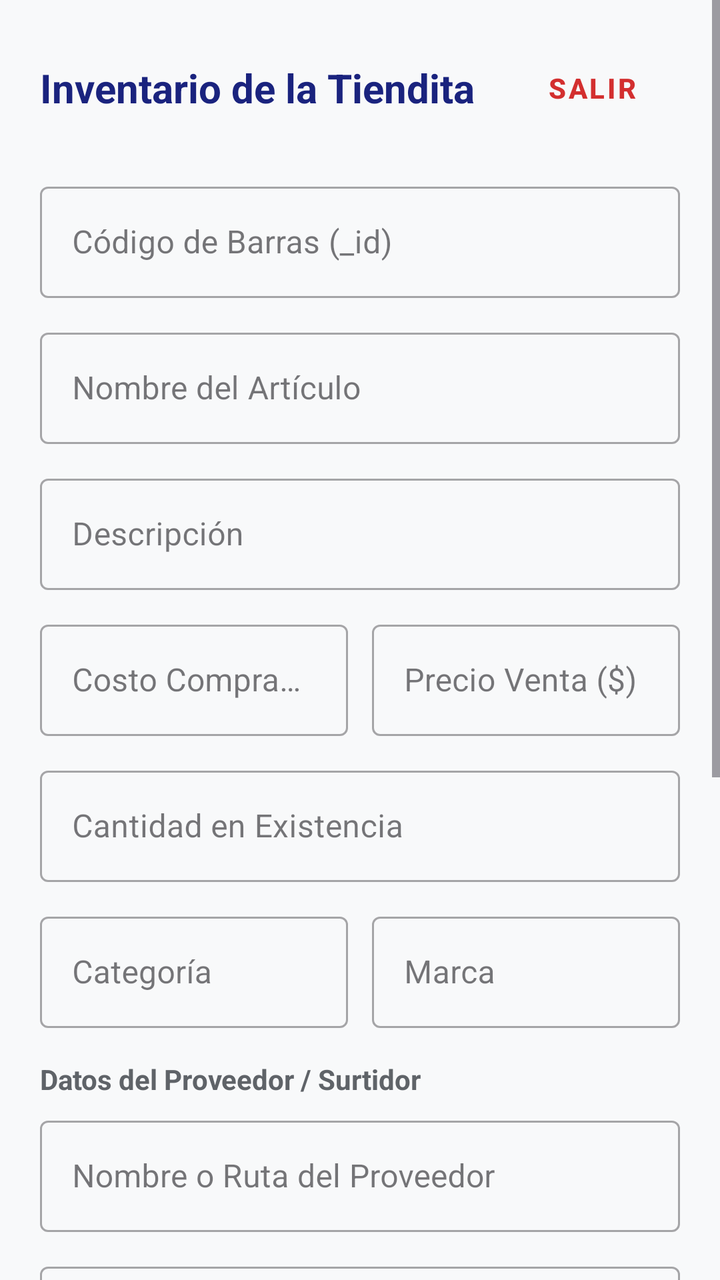
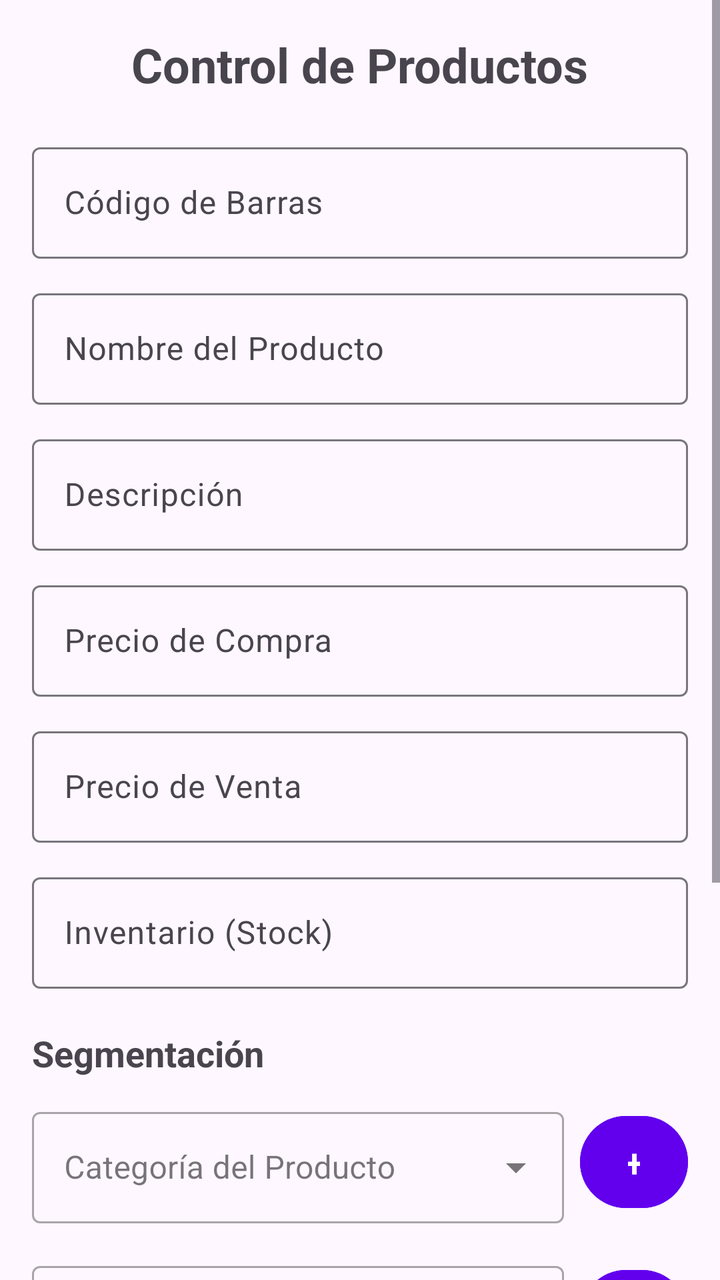

Before-and-after screenshots of an Android layout around one commit, followed by the original layout XML and the change that was made.
<!-- AndroidManifest.xml: application theme Theme.CrudProductos -->
<!-- res/layout/activity_productos.xml -->
<?xml version="1.0" encoding="utf-8"?>
<androidx.constraintlayout.widget.ConstraintLayout xmlns:android="http://schemas.android.com/apk/res/android"
    android:layout_width="match_parent"
    android:layout_height="match_parent">

    <ScrollView xmlns:android="http://schemas.android.com/apk/res/android"
        xmlns:app="http://schemas.android.com/apk/res-auto"
        android:layout_width="match_parent"
        android:layout_height="match_parent"
        android:background="#F8F9FA"
        android:fillViewport="true">

        <LinearLayout
            android:layout_width="match_parent"
            android:layout_height="wrap_content"
            android:orientation="vertical"
            android:padding="20dp">

            <RelativeLayout
                android:layout_width="match_parent"
                android:layout_height="wrap_content"
                android:layout_marginBottom="20dp">
                <TextView
                    android:layout_width="wrap_content"
                    android:layout_height="wrap_content"
                    android:layout_alignParentStart="true"
                    android:layout_centerInParent="true"
                    android:text="Inventario de la Tiendita"
                    android:textColor="#1A237E"
                    android:textSize="20sp"
                    android:textStyle="bold" />
                <com.google.android.material.button.MaterialButton
                    android:id="@+id/btnCerrarSesion"
                    style="@style/Widget.MaterialComponents.Button.TextButton"
                    android:layout_width="wrap_content"
                    android:layout_height="wrap_content"
                    android:layout_alignParentEnd="true"
                    android:text="Salir"
                    android:textColor="#D32F2F"
                    android:textStyle="bold" />
            </RelativeLayout>

            <com.google.android.material.textfield.TextInputLayout
                android:layout_width="match_parent"
                android:layout_height="wrap_content"
                android:layout_marginBottom="12dp"
                style="@style/Widget.MaterialComponents.TextInputLayout.OutlinedBox">
                <com.google.android.material.textfield.TextInputEditText
                    android:id="@+id/etCodigoBarras"
                    android:layout_width="match_parent"
                    android:layout_height="wrap_content"
                    android:hint="Código de Barras (_id)"
                    android:inputType="number" />
            </com.google.android.material.textfield.TextInputLayout>

            <com.google.android.material.textfield.TextInputLayout
                android:layout_width="match_parent"
                android:layout_height="wrap_content"
                android:layout_marginBottom="12dp"
                style="@style/Widget.MaterialComponents.TextInputLayout.OutlinedBox">
                <com.google.android.material.textfield.TextInputEditText
                    android:id="@+id/etNombreProducto"
                    android:layout_width="match_parent"
                    android:layout_height="wrap_content"
                    android:hint="Nombre del Artículo"
                    android:inputType="text" />
            </com.google.android.material.textfield.TextInputLayout>

            <com.google.android.material.textfield.TextInputLayout
                android:layout_width="match_parent"
                android:layout_height="wrap_content"
                android:layout_marginBottom="12dp"
                style="@style/Widget.MaterialComponents.TextInputLayout.OutlinedBox">
                <com.google.android.material.textfield.TextInputEditText
                    android:id="@+id/etDescripcion"
                    android:layout_width="match_parent"
                    android:layout_height="wrap_content"
                    android:hint="Descripción"
                    android:inputType="text" />
            </com.google.android.material.textfield.TextInputLayout>

            <LinearLayout
                android:layout_width="match_parent"
                android:layout_height="wrap_content"
                android:orientation="horizontal"
                android:layout_marginBottom="12dp">
                <com.google.android.material.textfield.TextInputLayout
                    android:layout_width="0dp"
                    android:layout_height="wrap_content"
                    android:layout_weight="1"
                    android:layout_marginEnd="6dp"
                    style="@style/Widget.MaterialComponents.TextInputLayout.OutlinedBox">
                    <com.google.android.material.textfield.TextInputEditText
                        android:id="@+id/etPrecioCompra"
                        android:layout_width="match_parent"
                        android:layout_height="wrap_content"
                        android:hint="Costo Compra ($)"
                        android:inputType="numberDecimal" />
                </com.google.android.material.textfield.TextInputLayout>
                <com.google.android.material.textfield.TextInputLayout
                    android:layout_width="0dp"
                    android:layout_height="wrap_content"
                    android:layout_weight="1"
                    android:layout_marginStart="6dp"
                    style="@style/Widget.MaterialComponents.TextInputLayout.OutlinedBox">
                    <com.google.android.material.textfield.TextInputEditText
                        android:id="@+id/etPrecioVenta"
                        android:layout_width="match_parent"
                        android:layout_height="wrap_content"
                        android:hint="Precio Venta ($)"
                        android:inputType="numberDecimal" />
                </com.google.android.material.textfield.TextInputLayout>
            </LinearLayout>

            <com.google.android.material.textfield.TextInputLayout
                android:layout_width="match_parent"
                android:layout_height="wrap_content"
                android:layout_marginBottom="12dp"
                style="@style/Widget.MaterialComponents.TextInputLayout.OutlinedBox">
                <com.google.android.material.textfield.TextInputEditText
                    android:id="@+id/etInventario"
                    android:layout_width="match_parent"
                    android:layout_height="wrap_content"
                    android:hint="Cantidad en Existencia"
                    android:inputType="number" />
            </com.google.android.material.textfield.TextInputLayout>

            <LinearLayout
                android:layout_width="match_parent"
                android:layout_height="wrap_content"
                android:orientation="horizontal"
                android:layout_marginBottom="16dp">
                <com.google.android.material.textfield.TextInputLayout
                    android:layout_width="0dp"
                    android:layout_height="wrap_content"
                    android:layout_weight="1"
                    android:layout_marginEnd="6dp"
                    style="@style/Widget.MaterialComponents.TextInputLayout.OutlinedBox">
                    <com.google.android.material.textfield.TextInputEditText
                        android:id="@+id/etCategoria"
                        android:layout_width="match_parent"
                        android:layout_height="wrap_content"
                        android:hint="Categoría"
                        android:inputType="text" />
                </com.google.android.material.textfield.TextInputLayout>
                <com.google.android.material.textfield.TextInputLayout
                    android:layout_width="0dp"
                    android:layout_height="wrap_content"
                    android:layout_weight="1"
                    android:layout_marginStart="6dp"
                    style="@style/Widget.MaterialComponents.TextInputLayout.OutlinedBox">
                    <com.google.android.material.textfield.TextInputEditText
                        android:id="@+id/etMarca"
                        android:layout_width="match_parent"
                        android:layout_height="wrap_content"
                        android:hint="Marca"
                        android:inputType="text" />
                </com.google.android.material.textfield.TextInputLayout>
            </LinearLayout>

            <TextView
                android:layout_width="wrap_content"
                android:layout_height="wrap_content"
                android:text="Datos del Proveedor / Surtidor"
                android:textStyle="bold"
                android:textColor="#5F6368"
                android:layout_marginBottom="6dp"/>

            <com.google.android.material.textfield.TextInputLayout
                android:layout_width="match_parent"
                android:layout_height="wrap_content"
                android:layout_marginBottom="12dp"
                style="@style/Widget.MaterialComponents.TextInputLayout.OutlinedBox">
                <com.google.android.material.textfield.TextInputEditText
                    android:id="@+id/etProveedorNombre"
                    android:layout_width="match_parent"
                    android:layout_height="wrap_content"
                    android:hint="Nombre o Ruta del Proveedor"
                    android:inputType="text" />
            </com.google.android.material.textfield.TextInputLayout>

            <com.google.android.material.textfield.TextInputLayout
                android:layout_width="match_parent"
                android:layout_height="wrap_content"
                android:layout_marginBottom="24dp"
                style="@style/Widget.MaterialComponents.TextInputLayout.OutlinedBox">
                <com.google.android.material.textfield.TextInputEditText
                    android:id="@+id/etProveedorDireccion"
                    android:layout_width="match_parent"
                    android:layout_height="wrap_content"
                    android:hint="Dirección o Planta Origen"
                    android:inputType="text" />
            </com.google.android.material.textfield.TextInputLayout>

            <com.google.android.material.button.MaterialButton
                android:id="@+id/btnConsulta"
                android:layout_width="match_parent"
                android:layout_height="50dp"
                android:layout_marginBottom="8dp"
                android:text="🔍 BUSCAR PRODUCTO"
                app:backgroundTint="#455A64"
                app:cornerRadius="6dp"/>

            <com.google.android.material.button.MaterialButton
                android:id="@+id/btnAlta"
                android:layout_width="match_parent"
                android:layout_height="50dp"
                android:layout_marginBottom="8dp"
                android:text="➕ REGISTRAR / DAR DE ALTA"
                app:backgroundTint="#2E7D32"
                app:cornerRadius="6dp"/>

            <com.google.android.material.button.MaterialButton
                android:id="@+id/btnModificar"
                android:layout_width="match_parent"
                android:layout_height="50dp"
                android:layout_marginBottom="8dp"
                android:text="✏️ MODIFICAR / ACTUALIZAR"
                app:backgroundTint="#0288D1"
                app:cornerRadius="6dp"/>

            <com.google.android.material.button.MaterialButton
                android:id="@+id/btnBaja"
                android:layout_width="match_parent"
                android:layout_height="50dp"
                android:layout_marginBottom="20dp"
                android:text="❌ ELIMINAR ARTÍCULO"
                app:backgroundTint="#C62828"
                app:cornerRadius="6dp"/>

            <View
                android:layout_width="match_parent"
                android:layout_height="1dp"
                android:background="#CFD8DC"
                android:layout_marginBottom="20dp"/>

            <com.google.android.material.button.MaterialButton
                android:id="@+id/btnVenta"
                android:layout_width="match_parent"
                android:layout_height="56dp"
                android:text="💰 REGISTRAR VENTA (-1 STOCK)"
                android:textSize="14sp"
                android:textStyle="bold"
                app:backgroundTint="#E65100"
                app:cornerRadius="8dp"/>
        </LinearLayout>
    </ScrollView>

</androidx.constraintlayout.widget.ConstraintLayout>
<!-- resources referenced by this layout -->
<resources>
  <style name="Theme.CrudProductos" parent="Base.Theme.CrudProductos" />
  <style name="Base.Theme.CrudProductos" parent="Theme.Material3.DayNight.NoActionBar">
          
          
      </style>
</resources>

<!-- the commit's change to res/layout/activity_productos.xml (unified diff, before → after) -->
@@ -1,249 +1,237 @@
 <?xml version="1.0" encoding="utf-8"?>
-<androidx.constraintlayout.widget.ConstraintLayout xmlns:android="http://schemas.android.com/apk/res/android"
+<ScrollView xmlns:android="http://schemas.android.com/apk/res/android"
+    xmlns:app="http://schemas.android.com/apk/res-auto"
     android:layout_width="match_parent"
-    android:layout_height="match_parent">
-
-    <ScrollView xmlns:android="http://schemas.android.com/apk/res/android"
-        xmlns:app="http://schemas.android.com/apk/res-auto"
+    android:layout_height="match_parent"
+    android:fillViewport="true">
+
+    <LinearLayout
         android:layout_width="match_parent"
-        android:layout_height="match_parent"
-        android:background="#F8F9FA"
-        android:fillViewport="true">
+        android:layout_height="wrap_content"
+        android:orientation="vertical"
+        android:padding="16dp">
+
+        <TextView
+            android:layout_width="wrap_content"
+            android:layout_height="wrap_content"
+            android:text="Control de Productos"
+            android:textSize="24sp"
+            android:textStyle="bold"
+            android:layout_gravity="center"
+            android:layout_marginBottom="20dp" />
+
+        
+        <com.google.android.material.textfield.TextInputLayout
+            android:layout_width="match_parent"
+            android:layout_height="wrap_content"
+            android:layout_marginBottom="12dp"
+            android:hint="Código de Barras">
+            <com.google.android.material.textfield.TextInputEditText
+                android:id="@+id/etCodigoBarras"
+                android:layout_width="match_parent"
+                android:layout_height="wrap_content"
+                android:inputType="text" />
+        </com.google.android.material.textfield.TextInputLayout>
+
+        <com.google.android.material.textfield.TextInputLayout
+            android:layout_width="match_parent"
+            android:layout_height="wrap_content"
+            android:layout_marginBottom="12dp"
+            android:hint="Nombre del Producto">
+            <com.google.android.material.textfield.TextInputEditText
+                android:id="@+id/etNombreProducto"
+                android:layout_width="match_parent"
+                android:layout_height="wrap_content"
+                android:inputType="text" />
+        </com.google.android.material.textfield.TextInputLayout>
+
+        <com.google.android.material.textfield.TextInputLayout
+            android:layout_width="match_parent"
+            android:layout_height="wrap_content"
+            android:layout_marginBottom="12dp"
+            android:hint="Descripción">
+            <com.google.android.material.textfield.TextInputEditText
+                android:id="@+id/etDescripcion"
+                android:layout_width="match_parent"
+                android:layout_height="wrap_content"
+                android:inputType="text" />
+        </com.google.android.material.textfield.TextInputLayout>
+
+        <com.google.android.material.textfield.TextInputLayout
+            android:layout_width="match_parent"
+            android:layout_height="wrap_content"
+            android:layout_marginBottom="12dp"
+            android:hint="Precio de Compra">
+            <com.google.android.material.textfield.TextInputEditText
+                android:id="@+id/etPrecioCompra"
+                android:layout_width="match_parent"
+                android:layout_height="wrap_content"
+                android:inputType="numberDecimal" />
+        </com.google.android.material.textfield.TextInputLayout>
+
+        <com.google.android.material.textfield.TextInputLayout
+            android:layout_width="match_parent"
+            android:layout_height="wrap_content"
+            android:layout_marginBottom="12dp"
+            android:hint="Precio de Venta">
+            <com.google.android.material.textfield.TextInputEditText
+                android:id="@+id/etPrecioVenta"
+                android:layout_width="match_parent"
+                android:layout_height="wrap_content"
+                android:inputType="numberDecimal" />
+        </com.google.android.material.textfield.TextInputLayout>
+
+        <com.google.android.material.textfield.TextInputLayout
+            android:layout_width="match_parent"
+            android:layout_height="wrap_content"
+            android:layout_marginBottom="20dp"
+            android:hint="Inventario (Stock)">
+            <com.google.android.material.textfield.TextInputEditText
+                android:id="@+id/etInventario"
+                android:layout_width="match_parent"
+                android:layout_height="wrap_content"
+                android:inputType="number" />
+        </com.google.android.material.textfield.TextInputLayout>
+
+        
+        <TextView
+            android:layout_width="wrap_content"
+            android:layout_height="wrap_content"
+            android:text="Segmentación"
+            android:textStyle="bold"
+            android:textSize="18sp"
+            android:layout_marginBottom="12dp"/>
 
         <LinearLayout
             android:layout_width="match_parent"
             android:layout_height="wrap_content"
-            android:orientation="vertical"
-            android:padding="20dp">
-
-            <RelativeLayout
-                android:layout_width="match_parent"
-                android:layout_height="wrap_content"
-                android:layout_marginBottom="20dp">
-                <TextView
-                    android:layout_width="wrap_content"
-                    android:layout_height="wrap_content"
-                    android:layout_alignParentStart="true"
-                    android:layout_centerInParent="true"
-                    android:text="Inventario de la Tiendita"
-                    android:textColor="#1A237E"
-                    android:textSize="20sp"
-                    android:textStyle="bold" />
-                <com.google.android.material.button.MaterialButton
-                    android:id="@+id/btnCerrarSesion"
-                    style="@style/Widget.MaterialComponents.Button.TextButton"
-                    android:layout_width="wrap_content"
-                    android:layout_height="wrap_content"
-                    android:layout_alignParentEnd="true"
-                    android:text="Salir"
-                    android:textColor="#D32F2F"
-                    android:textStyle="bold" />
-            </RelativeLayout>
-
+            android:orientation="horizontal"
+            android:gravity="center_vertical"
+            android:layout_marginBottom="16dp">
             <com.google.android.material.textfield.TextInputLayout
-                android:layout_width="match_parent"
-                android:layout_height="wrap_content"
-                android:layout_marginBottom="12dp"
-                style="@style/Widget.MaterialComponents.TextInputLayout.OutlinedBox">
-                <com.google.android.material.textfield.TextInputEditText
-                    android:id="@+id/etCodigoBarras"
+                style="@style/Widget.MaterialComponents.TextInputLayout.OutlinedBox.ExposedDropdownMenu"
+                android:layout_width="0dp"
+                android:layout_height="wrap_content"
+                android:layout_weight="1"
+                android:hint="Categoría del Producto">
+                <AutoCompleteTextView
+                    android:id="@+id/spinnerCategoria"
                     android:layout_width="match_parent"
                     android:layout_height="wrap_content"
-                    android:hint="Código de Barras (_id)"
-                    android:inputType="number" />
+                    android:inputType="none" />
             </com.google.android.material.textfield.TextInputLayout>
-
+            <Button
+                android:id="@+id/btnNuevaCategoria"
+                android:layout_width="54dp"
+                android:layout_height="54dp"
+                android:layout_marginStart="8dp"
+                android:text="+"
+                android:backgroundTint="#6200EE"
+                android:textSize="20sp" />
+        </LinearLayout>
+
+        <LinearLayout
+            android:layout_width="match_parent"
+            android:layout_height="wrap_content"
+            android:orientation="horizontal"
+            android:gravity="center_vertical"
+            android:layout_marginBottom="24dp">
             <com.google.android.material.textfield.TextInputLayout
-                android:layout_width="match_parent"
-                android:layout_height="wrap_content"
-                android:layout_marginBottom="12dp"
-                style="@style/Widget.MaterialComponents.TextInputLayout.OutlinedBox">
-                <com.google.android.material.textfield.TextInputEditText
-                    android:id="@+id/etNombreProducto"
+                style="@style/Widget.MaterialComponents.TextInputLayout.OutlinedBox.ExposedDropdownMenu"
+                android:layout_width="0dp"
+                android:layout_height="wrap_content"
+                android:layout_weight="1"
+                android:hint="Marca del Producto">
+                <AutoCompleteTextView
+                    android:id="@+id/spinnerMarca"
                     android:layout_width="match_parent"
                     android:layout_height="wrap_content"
-                    android:hint="Nombre del Artículo"
-                    android:inputType="text" />
+                    android:inputType="none" />
             </com.google.android.material.textfield.TextInputLayout>
-
-            <com.google.android.material.textfield.TextInputLayout
-                android:layout_width="match_parent"
-                android:layout_height="wrap_content"
-                android:layout_marginBottom="12dp"
-                style="@style/Widget.MaterialComponents.TextInputLayout.OutlinedBox">
-                <com.google.android.material.textfield.TextInputEditText
-                    android:id="@+id/etDescripcion"
-                    android:layout_width="match_parent"
-                    android:layout_height="wrap_content"
-                    android:hint="Descripción"
-                    android:inputType="text" />
-            </com.google.android.material.textfield.TextInputLayout>
-
-            <LinearLayout
-                android:layout_width="match_parent"
-                android:layout_height="wrap_content"
-                android:orientation="horizontal"
-                android:layout_marginBottom="12dp">
-                <com.google.android.material.textfield.TextInputLayout
-                    android:layout_width="0dp"
-                    android:layout_height="wrap_content"
-                    android:layout_weight="1"
-                    android:layout_marginEnd="6dp"
-                    style="@style/Widget.MaterialComponents.TextInputLayout.OutlinedBox">
-                    <com.google.android.material.textfield.TextInputEditText
-                        android:id="@+id/etPrecioCompra"
-                        android:layout_width="match_parent"
-                        android:layout_height="wrap_content"
-                        android:hint="Costo Compra ($)"
-                        android:inputType="numberDecimal" />
-                </com.google.android.material.textfield.TextInputLayout>
-                <com.google.android.material.textfield.TextInputLayout
-                    android:layout_width="0dp"
-                    android:layout_height="wrap_content"
-                    android:layout_weight="1"
-                    android:layout_marginStart="6dp"
-                    style="@style/Widget.MaterialComponents.TextInputLayout.OutlinedBox">
-                    <com.google.android.material.textfield.TextInputEditText
-                        android:id="@+id/etPrecioVenta"
-                        android:layout_width="match_parent"
-                        android:layout_height="wrap_content"
-                        android:hint="Precio Venta ($)"
-                        android:inputType="numberDecimal" />
-                </com.google.android.material.textfield.TextInputLayout>
-            </LinearLayout>
-
-            <com.google.android.material.textfield.TextInputLayout
-                android:layout_width="match_parent"
-                android:layout_height="wrap_content"
-                android:layout_marginBottom="12dp"
-                style="@style/Widget.MaterialComponents.TextInputLayout.OutlinedBox">
-                <com.google.android.material.textfield.TextInputEditText
-                    android:id="@+id/etInventario"
-                    android:layout_width="match_parent"
-                    android:layout_height="wrap_content"
-                    android:hint="Cantidad en Existencia"
-                    android:inputType="number" />
-            </com.google.android.material.textfield.TextInputLayout>
-
-            <LinearLayout
-                android:layout_width="match_parent"
-                android:layout_height="wrap_content"
-                android:orientation="horizontal"
-                android:layout_marginBottom="16dp">
-                <com.google.android.material.textfield.TextInputLayout
-                    android:layout_width="0dp"
-                    android:layout_height="wrap_content"
-                    android:layout_weight="1"
-                    android:layout_marginEnd="6dp"
-                    style="@style/Widget.MaterialComponents.TextInputLayout.OutlinedBox">
-                    <com.google.android.material.textfield.TextInputEditText
-                        android:id="@+id/etCategoria"
-                        android:layout_width="match_parent"
-                        android:layout_height="wrap_content"
-                        android:hint="Categoría"
-                        android:inputType="text" />
-                </com.google.android.material.textfield.TextInputLayout>
-                <com.google.android.material.textfield.TextInputLayout
-                    android:layout_width="0dp"
-                    android:layout_height="wrap_content"
-                    android:layout_weight="1"
-                    android:layout_marginStart="6dp"
-                    style="@style/Widget.MaterialComponents.TextInputLayout.OutlinedBox">
-                    <com.google.android.material.textfield.TextInputEditText
-                        android:id="@+id/etMarca"
-                        android:layout_width="match_parent"
-                        android:layout_height="wrap_content"
-                        android:hint="Marca"
-                        android:inputType="text" />
-                </com.google.android.material.textfield.TextInputLayout>
-            </LinearLayout>
-
-            <TextView
-                android:layout_width="wrap_content"
-                android:layout_height="wrap_content"
-                android:text="Datos del Proveedor / Surtidor"
-                android:textStyle="bold"
-                android:textColor="#5F6368"
-                android:layout_marginBottom="6dp"/>
-
-            <com.google.android.material.textfield.TextInputLayout
-                android:layout_width="match_parent"
-                android:layout_height="wrap_content"
-                android:layout_marginBottom="12dp"
-                style="@style/Widget.MaterialComponents.TextInputLayout.OutlinedBox">
-                <com.google.android.material.textfield.TextInputEditText
-                    android:id="@+id/etProveedorNombre"
-                    android:layout_width="match_parent"
-                    android:layout_height="wrap_content"
-                    android:hint="Nombre o Ruta del Proveedor"
-                    android:inputType="text" />
-            </com.google.android.material.textfield.TextInputLayout>
-
-            <com.google.android.material.textfield.TextInputLayout
-                android:layout_width="match_parent"
-                android:layout_height="wrap_content"
-                android:layout_marginBottom="24dp"
-                style="@style/Widget.MaterialComponents.TextInputLayout.OutlinedBox">
-                <com.google.android.material.textfield.TextInputEditText
-                    android:id="@+id/etProveedorDireccion"
-                    android:layout_width="match_parent"
-                    android:layout_height="wrap_content"
-                    android:hint="Dirección o Planta Origen"
-                    android:inputType="text" />
-            </com.google.android.material.textfield.TextInputLayout>
-
-            <com.google.android.material.button.MaterialButton
+            <Button
+                android:id="@+id/btnNuevaMarca"
+                android:layout_width="54dp"
+                android:layout_height="54dp"
+                android:layout_marginStart="8dp"
+                android:text="+"
+                android:backgroundTint="#6200EE"
+                android:textSize="20sp" />
+        </LinearLayout>
+
+        
+        <GridLayout
+            android:layout_width="match_parent"
+            android:layout_height="wrap_content"
+            android:columnCount="2"
+            android:rowCount="3"
+            android:layout_marginBottom="20dp">
+
+            
+            <Button
+                android:id="@+id/btnAlta"
+                android:layout_width="0dp"
+                android:layout_height="wrap_content"
+                android:layout_columnWeight="1"
+                android:layout_margin="4dp"
+                android:text="Alta"
+                android:backgroundTint="#2E7D32"
+                android:textColor="#FFFFFF" />
+
+            
+            <Button
+                android:id="@+id/btnBaja"
+                android:layout_width="0dp"
+                android:layout_height="wrap_content"
+                android:layout_columnWeight="1"
+                android:layout_margin="4dp"
+                android:text="Baja"
+                android:backgroundTint="#C62828"
+                android:textColor="#FFFFFF" />
+
+            
+            <Button
                 android:id="@+id/btnConsulta"
-                android:layout_width="match_parent"
-                android:layout_height="50dp"
-                android:layout_marginBottom="8dp"
-                android:text="🔍 BUSCAR PRODUCTO"
-                app:backgroundTint="#455A64"
-                app:cornerRadius="6dp"/>
-
-            <com.google.android.material.button.MaterialButton
-                android:id="@+id/btnAlta"
-                android:layout_width="match_parent"
-                android:layout_height="50dp"
-                android:layout_marginBottom="8dp"
-                android:text="➕ REGISTRAR / DAR DE ALTA"
-                app:backgroundTint="#2E7D32"
-                app:cornerRadius="6dp"/>
-
-            <com.google.android.material.button.MaterialButton
+                android:layout_width="0dp"
+                android:layout_height="wrap_content"
+                android:layout_columnWeight="1"
+                android:layout_margin="4dp"
+                android:text="Consultar"
+                android:backgroundTint="#1565C0"
+                android:textColor="#FFFFFF" />
+
+            
+            <Button
                 android:id="@+id/btnModificar"
-                android:layout_width="match_parent"
-                android:layout_height="50dp"
-                android:layout_marginBottom="8dp"
-                android:text="✏️ MODIFICAR / ACTUALIZAR"
-                app:backgroundTint="#0288D1"
-                app:cornerRadius="6dp"/>
-
-            <com.google.android.material.button.MaterialButton
-                android:id="@+id/btnBaja"
-                android:layout_width="match_parent"
-                android:layout_height="50dp"
-                android:layout_marginBottom="20dp"
-                android:text="❌ ELIMINAR ARTÍCULO"
-                app:backgroundTint="#C62828"
-                app:cornerRadius="6dp"/>
-
-            <View
-                android:layout_width="match_parent"
-                android:layout_height="1dp"
-                android:background="#CFD8DC"
-                android:layout_marginBottom="20dp"/>
-
-            <com.google.android.material.button.MaterialButton
+                android:layout_width="0dp"
+                android:layout_height="wrap_content"
+                android:layout_columnWeight="1"
+                android:layout_margin="4dp"
+                android:text="Modificar"
+                android:backgroundTint="#EF6C00"
+                android:textColor="#FFFFFF" />
+
+            
+            <Button
                 android:id="@+id/btnVenta"
-                android:layout_width="match_parent"
-                android:layout_height="56dp"
-                android:text="💰 REGISTRAR VENTA (-1 STOCK)"
-                android:textSize="14sp"
-                android:textStyle="bold"
-                app:backgroundTint="#E65100"
-                app:cornerRadius="8dp"/>
-        </LinearLayout>
-    </ScrollView>
-
-</androidx.constraintlayout.widget.ConstraintLayout>
+                android:layout_width="0dp"
+                android:layout_height="wrap_content"
+                android:layout_columnWeight="1"
+                android:layout_margin="4dp"
+                android:text="Vender (Stock -1)"
+                android:backgroundTint="#6A1B9A"
+                android:textColor="#FFFFFF" />
+
+            
+            <Button
+                android:id="@+id/btnCerrarSesion"
+                android:layout_width="0dp"
+                android:layout_height="wrap_content"
+                android:layout_columnWeight="1"
+                android:layout_margin="4dp"
+                android:text="Salir"
+                android:backgroundTint="#37474F"
+                android:textColor="#FFFFFF" />
+        </GridLayout>
+
+    </LinearLayout>
+</ScrollView>
